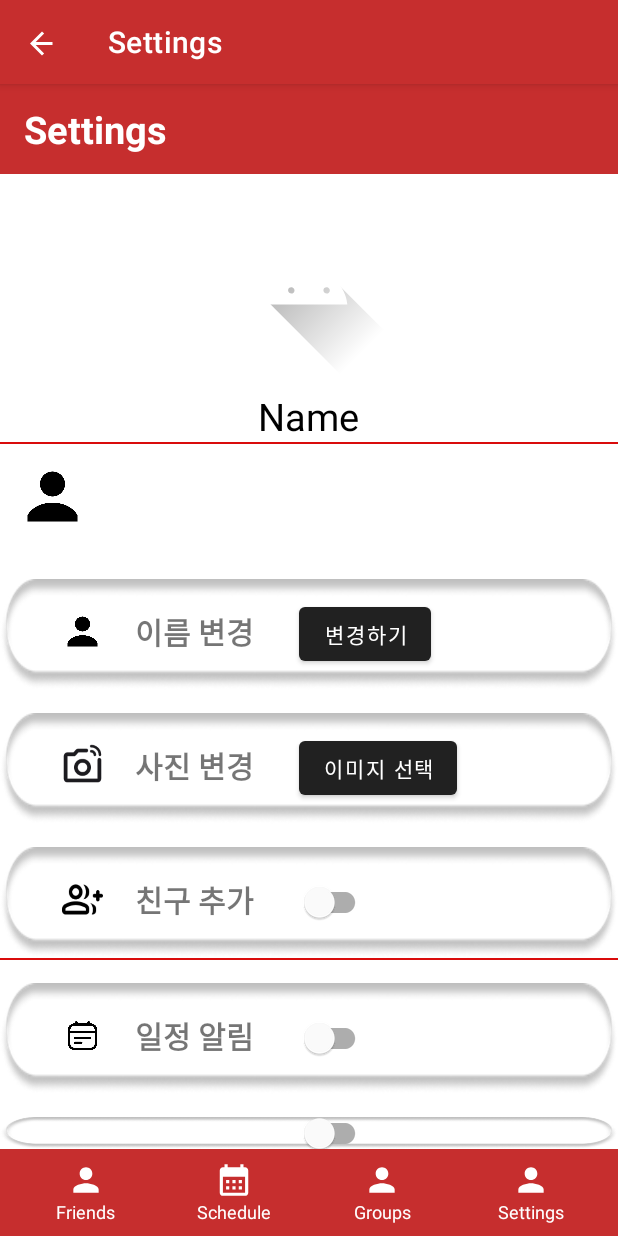
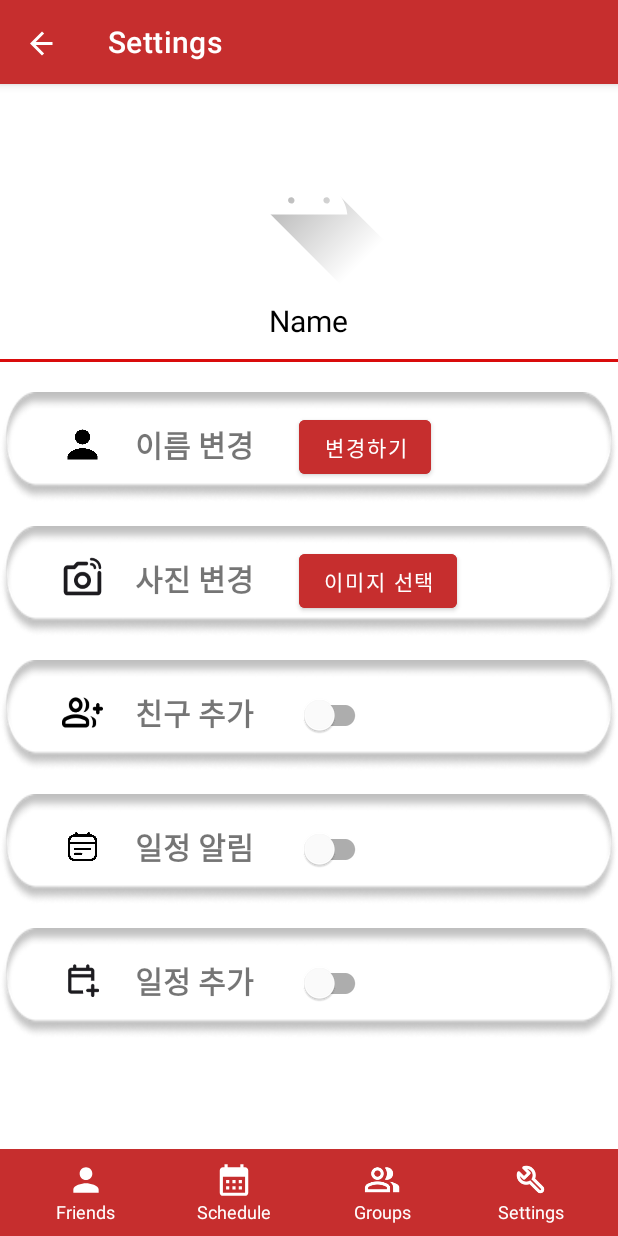
Before and after one commit to Seungkyu-Han/MoApp, an Android app: the SettingActivity screen opened directly, with no data from a screen before it, on a phone screen of 412 x 824 dp. Run offline under Robolectric (Android 15) with nearby library versions, the phone set to English and light mode, and no system bars; pictures from the network do not load.

Commit message:
페이지들 연결, icon 수정

```diff
--- a/app/src/main/java/com/example/moapp/SettingActivity.kt
+++ b/app/src/main/java/com/example/moapp/SettingActivity.kt
@@ -48,9 +48,6 @@ class SettingActivity : AppCompatActivity() {
         setContentView(binding.root)
 
 
-        val toolbar: Toolbar = findViewById(R.id.toolbar_settings)
-        setSupportActionBar(toolbar)
-        supportActionBar?.title = ""
         val backArrow = resources.getDrawable(R.drawable.ic_back_arrow, null)
         supportActionBar?.setDisplayHomeAsUpEnabled(true) // back arrow
         supportActionBar?.setHomeAsUpIndicator(backArrow)
--- a/app/src/main/res/layout/activity_setting.xml
+++ b/app/src/main/res/layout/activity_setting.xml
@@ -3,19 +3,6 @@
     android:layout_width="match_parent"
     android:layout_height="match_parent"
     android:orientation="vertical">
-    <androidx.appcompat.widget.Toolbar
-        android:id="@+id/toolbar_settings"
-        android:layout_width="match_parent"
-        android:layout_height="60dp"
-        android:background="#C62E2E">
-        <TextView
-            android:layout_width="wrap_content"
-            android:layout_height="wrap_content"
-            android:text="Settings"
-            android:textColor="#FFFFFF"
-            android:textSize="25sp"
-            android:textStyle="bold" />
-    </androidx.appcompat.widget.Toolbar>
 
     <LinearLayout
         android:layout_width="match_parent"
@@ -38,9 +25,10 @@
             android:layout_height="wrap_content"
             android:layout_gravity="center_horizontal"
             android:layout_marginTop="8dp"
+            android:layout_marginBottom="12dp"
             android:text="Name"
             android:textColor="@color/black"
-            android:textSize="25sp"/>
+            android:textSize="20sp"/>
     </LinearLayout>
 
     <LinearLayout
@@ -50,13 +38,8 @@
         android:layout_weight="1">
     <View
         android:layout_width="match_parent"
-        android:layout_height="1dp"
+        android:layout_height="2dp"
         android:background="@drawable/line_divider" />
-    <ImageView
-        android:layout_width="50dp"
-        android:layout_height="50dp"
-        android:layout_margin="10sp"
-        android:src="@drawable/person_icon"/>
     <LinearLayout
         android:layout_width="match_parent"
         android:layout_height="wrap_content"
@@ -83,7 +66,8 @@
             android:layout_height="wrap_content"
             android:layout_gravity="center"
             android:layout_marginLeft="30dp"
-            android:text="변경하기"/>
+            android:text="변경하기"
+            android:backgroundTint="#C62E2E"/>
 
     </LinearLayout>
     <LinearLayout
@@ -114,7 +98,8 @@
             android:layout_height="wrap_content"
             android:layout_gravity="center"
             android:layout_marginLeft="30dp"
-            android:text="이미지 선택" />
+            android:text="이미지 선택"
+            android:backgroundTint="#C62E2E"/>
     </LinearLayout>
     <LinearLayout
         android:layout_width="match_parent"
@@ -144,15 +129,7 @@
             android:layout_marginLeft="30dp"
             android:checked="false"/>
     </LinearLayout>
-    <View
-        android:layout_width="match_parent"
-        android:layout_height="1dp"
-        android:background="@drawable/line_divider" />
-        android:layout_width="50dp"
-        android:layout_height="50dp"
-        android:layout_margin="10sp"
-        android:src="@drawable/calendar_icon"
-        android:padding="5sp"/>
+
     <LinearLayout
         android:layout_width="match_parent"
         android:layout_height="wrap_content"
--- a/app/src/main/res/layout/bottom_bar_layout.xml
+++ b/app/src/main/res/layout/bottom_bar_layout.xml
@@ -41,7 +41,7 @@
         style="@style/BottomBarButton">
         <ImageView
             style="@style/BottomBarButtonImage"
-            android:src="@drawable/profile" />
+            android:src="@drawable/group_icon" />
         <TextView
             style="@style/BottomBarButtonText"
             android:text="Groups" />
@@ -53,7 +53,7 @@
         style="@style/BottomBarButton">
         <ImageView
             style="@style/BottomBarButtonImage"
-            android:src="@drawable/profile" />
+            android:src="@drawable/setting_icon" />
         <TextView
             style="@style/BottomBarButtonText"
             android:text="Settings" />
```
Also changed, not shown: app/src/main/java/com/example/moapp/AddUserSchedule.kt (+7 -3 lines), app/src/main/java/com/example/moapp/ScheduleDetail.kt (+2 -7 lines), app/src/main/java/com/example/moapp/UpdateUserSchedule.kt (+7 -3 lines), app/src/main/res/layout/activity_add_user_schedule.xml (+0 -14 lines), app/src/main/res/layout/activity_schedule_detail.xml (+1 -14 lines), app/src/main/res/layout/activity_update_user_schedule.xml (+1 -13 lines).
